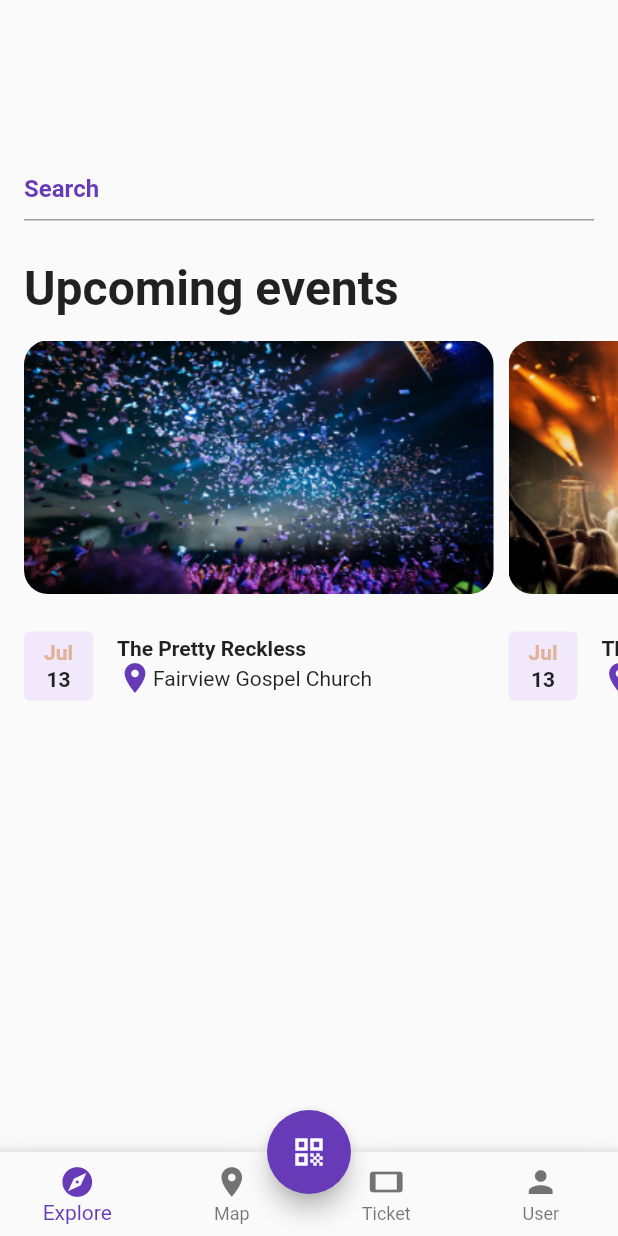
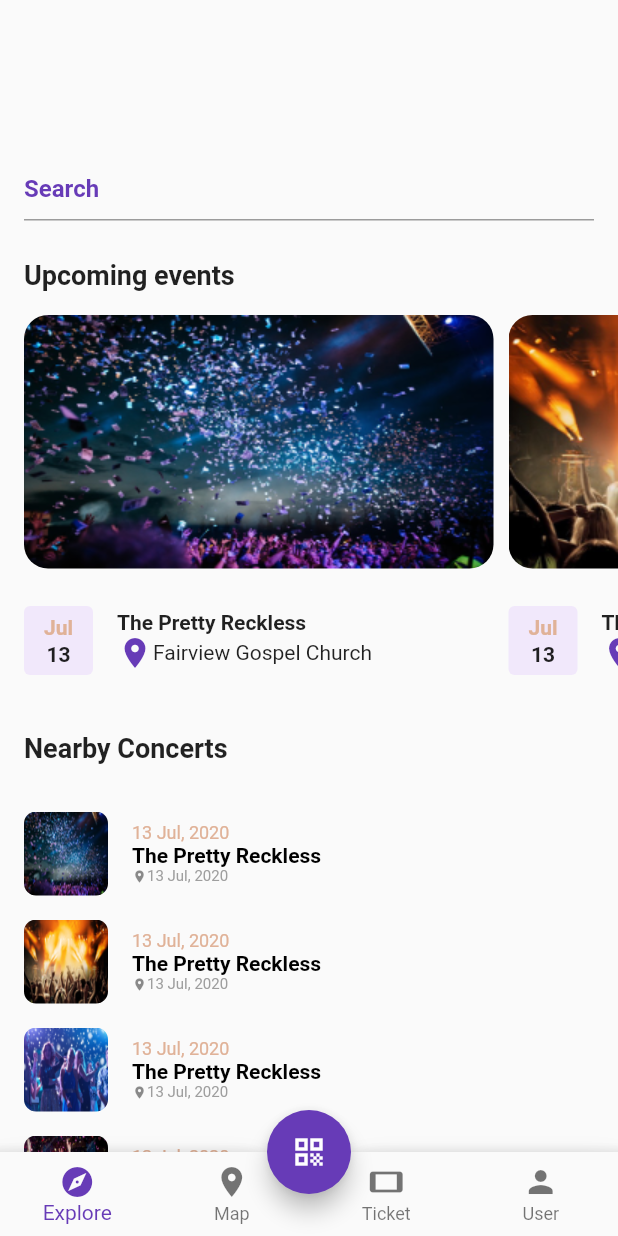
Before and after one commit to ExpertKiD/flutter_mindrisers_internship_test_demos, a Flutter app: the screen it shows after launch, on a phone screen of 412 x 824 dp. Run offline on Flutter 3.47's test engine with Material 2 defaults, Android fonts, the light colour scheme and no system bars.

Commit message:
Add on tap parameter to event card and tile in events screen

```diff
--- a/eventsapp/lib/screens/events.dart
+++ b/eventsapp/lib/screens/events.dart
@@ -1,8 +1,11 @@
 import 'package:eventsapp/models/event.dart';
 import 'package:eventsapp/view_models/event.dart';
 import 'package:eventsapp/widgets/event_card.dart';
+import 'package:eventsapp/widgets/event_tile.dart';
 import 'package:flutter/material.dart';
 import 'package:flutter/rendering.dart';
+
+import 'event.dart';
 
 class EventsScreen extends StatelessWidget {
   const EventsScreen({Key? key}) : super(key: key);
@@ -59,6 +62,8 @@ class EventsScreen extends StatelessWidget {
     ];
     List<EventModel> eventModels =
         events.map((event) => EventModel.from(event)).toList();
+    List<EventModel> concertModels =
+        events.map((event) => EventModel.from(event)).toList();
 
     return Scaffold(
       floatingActionButtonLocation: FloatingActionButtonLocation.centerDocked,
@@ -101,7 +106,7 @@ class EventsScreen extends StatelessWidget {
                     'Upcoming events',
                     style: TextStyle(
                       fontWeight: FontWeight.bold,
-                      fontSize: 32,
+                      fontSize: 18,
                     ),
                   )),
               SizedBox(
@@ -114,14 +119,46 @@ class EventsScreen extends StatelessWidget {
                     right: 16,
                   ),
                   itemBuilder: (context, index) {
-                    return EventCard(eventModel: eventModels[index]);
+                    return EventCard(
+                      eventModel: eventModels[index],
+                      onTap: () => Navigator.of(context).push(MaterialPageRoute(
+                        builder: (context) => const EventScreen(),
+                      )),
+                    );
                   },
                   itemCount: eventModels.length,
                   scrollDirection: Axis.horizontal,
                   separatorBuilder: (BuildContext context, int index) =>
-                      SizedBox(width: 10, height: double.infinity),
+                      const SizedBox(width: 10, height: double.infinity),
                 ),
               ),
+              const SizedBox(height: 28),
+              Container(
+                  padding: const EdgeInsets.only(left: 16, bottom: 32),
+                  child: const Text(
+                    'Nearby Concerts',
+                    style: TextStyle(
+                      fontWeight: FontWeight.bold,
+                      fontSize: 18,
+                    ),
+                  )),
+              ListView.separated(
+                padding: const EdgeInsets.only(bottom: 16),
+                itemBuilder: (context, index) {
+                  return EventTile(
+                    eventModel: eventModels[index],
+                    onTap: () => Navigator.of(context).push(MaterialPageRoute(
+                      builder: (context) => const EventScreen(),
+                    )),
+                  );
+                },
+                separatorBuilder: (context, index) {
+                  return const SizedBox(height: 16);
+                },
+                itemCount: eventModels.length,
+                shrinkWrap: true,
+                physics: const NeverScrollableScrollPhysics(),
+              )
             ],
           ),
         ),
```
